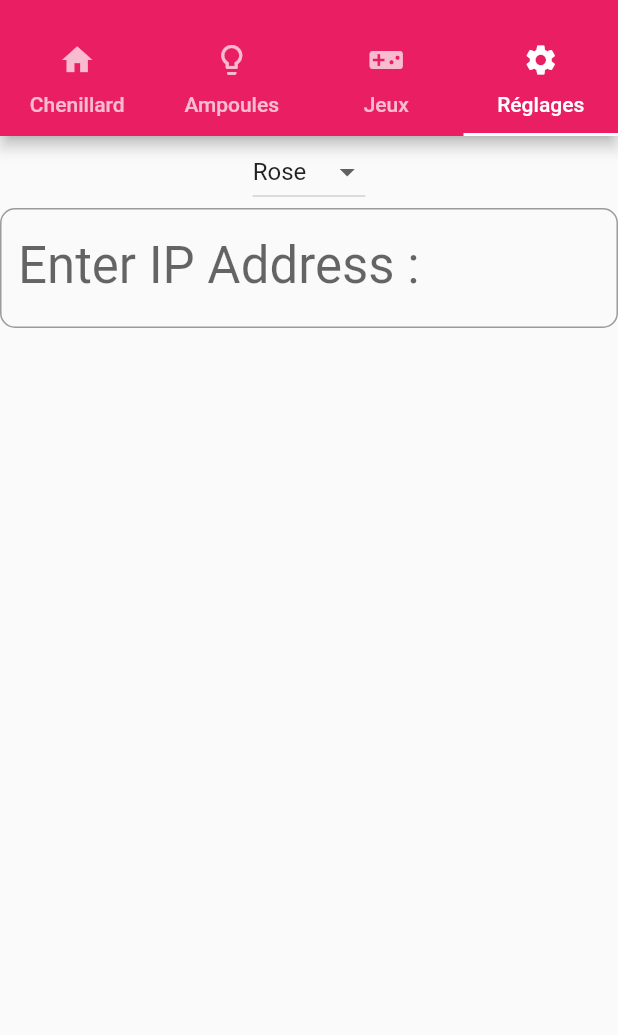
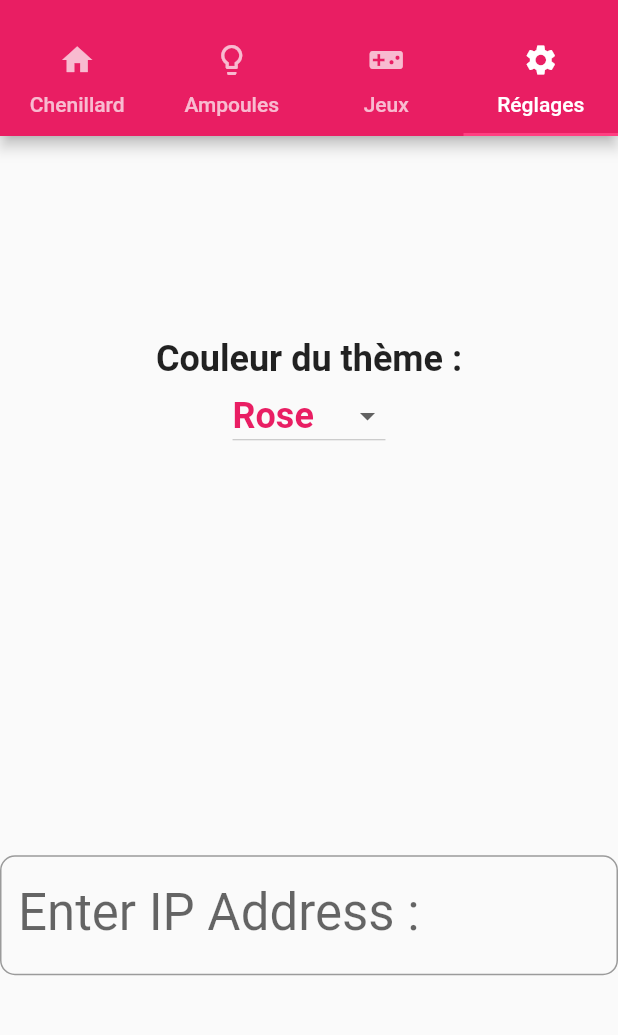
Before and after one commit to benoit-bernier/knxProject, a Flutter app: the screen it shows after launch, tab 4 chosen, on a phone screen of 412 x 824 dp, the part 59-1094 px from its top. Run offline on Flutter 3.47's test engine with Material 2 defaults, Android fonts, the phone set to English and light mode, and no system bars; missing offline and left inert: socket_io.

Commit message:
selection couleur

```diff
--- a/flutter_app/lib/main.dart
+++ b/flutter_app/lib/main.dart
@@ -10,6 +10,7 @@ void main() {
       title: 'KNX App',
       theme: new ThemeData(
         primarySwatch: mColor,
+        accentColor: mColorAccent,
       ),
       //color: mColor,
       home: MyApp()));
@@ -158,9 +159,8 @@ class _MyAppState extends State<MyApp> {
                 },
                 child: Padding(
                     padding: EdgeInsets.all(15),
-                  child: Row(
-                    mainAxisSize: MainAxisSize.min,
-                      children: <Widget>[
+                    child:
+                        Row(mainAxisSize: MainAxisSize.min, children: <Widget>[
                       Icon(
                         Icons.casino,
                         color: Colors.white,
@@ -171,8 +171,8 @@ class _MyAppState extends State<MyApp> {
                       Text(
                         "Mastermind",
                         style: TextStyle(color: Colors.white, fontSize: 24),
-                  ),])
                       ),
+                    ])),
                 padding: EdgeInsets.only(left: 10.0, right: 10.0),
                 shape: const StadiumBorder(),
               ),
@@ -216,26 +216,79 @@ class _MyAppState extends State<MyApp> {
           );
         })),
         Center(
-          child: Column(children: <Widget>[
+            child: Column(
+          mainAxisAlignment: MainAxisAlignment.spaceAround,
+          children: <Widget>[
+            Column(children: <Widget>[
+              Text("Couleur du thème :",
+                  style: TextStyle(fontWeight: FontWeight.bold, fontSize: 24)),
               DropdownButton<Color>(
                 value: mColor,
-              onChanged: ((Color newValue){
+                onChanged: ((Color newValue) {
                   setState(() {
-                  mColor=newValue;
+                    mColor = newValue;
                   });
                 }),
                 items: [
-                DropdownMenuItem<Color>(value: Colors.blue,child: Text("Bleu"),),
-                DropdownMenuItem<Color>(value: Colors.pink,child: Text("Rose"),),
-                DropdownMenuItem<Color>(value: Colors.green,child: Text("Vert"),),
-                DropdownMenuItem<Color>(value: Colors.purple,child: Text("Violet"),),
-                DropdownMenuItem<Color>(value: Colors.deepOrange,child: Text("Orange"),),
-                DropdownMenuItem<Color>(value: Colors.yellow,child: Text("Ricard"),)
+                  DropdownMenuItem<Color>(
+                      value: Colors.blue,
+                      child: Text("Bleu",
+                          style: TextStyle(
+                            fontSize: 24,
+                            color: Colors.blue,
+                            fontWeight: FontWeight.bold,
+                          ))),
+                  DropdownMenuItem<Color>(
+                    value: Colors.pink,
+                    child: Text("Rose",
+                        style: TextStyle(
+                          fontSize: 24,
+                          color: Colors.pink,
+                          fontWeight: FontWeight.bold,
+                        )),
+                  ),
+                  DropdownMenuItem<Color>(
+                    value: Colors.green,
+                    child: Text("Vert",
+                        style: TextStyle(
+                          fontSize: 24,
+                          color: Colors.green,
+                          fontWeight: FontWeight.bold,
+                        )),
+                  ),
+                  DropdownMenuItem<Color>(
+                    value: Colors.purple,
+                    child: Text("Violet",
+                        style: TextStyle(
+                          fontSize: 24,
+                          color: Colors.purple,
+                          fontWeight: FontWeight.bold,
+                        )),
+                  ),
+                  DropdownMenuItem<Color>(
+                    value: Colors.deepOrange,
+                    child: Text("Orange",
+                        style: TextStyle(
+                          fontSize: 24,
+                          color: Colors.deepOrange,
+                          fontWeight: FontWeight.bold,
+                        )),
+                  ),
+                  DropdownMenuItem<Color>(
+                    value: Colors.yellow,
+                    child: Text("Ricard",
+                        style: TextStyle(
+                          fontSize: 24,
+                          color: Colors.yellow,
+                          fontWeight: FontWeight.bold,
+                        )),
+                  )
                 ],
               ),
+            ]),
             _IPInput(),
-          ],)
-        ),
+          ],
+        )),
       ];
 
       final _kTabs = <Tab>[
@@ -529,6 +582,7 @@ class _Mastermind extends MaterialPageRoute<String> {
           return Scaffold(
               appBar: AppBar(
                 title: Text("Mastermind"),
+                backgroundColor: mColor,
                 elevation: 1.0,
                 actions: <Widget>[
                   IconButton(
@@ -551,6 +605,7 @@ class _Simon extends MaterialPageRoute<String> {
       : super(builder: (BuildContext context) {
           return Scaffold(
               appBar: AppBar(
+                backgroundColor: mColor,
                 title: Text("Simon"),
                 actions: <Widget>[
                   IconButton(
```
Lines whose indentation alone changed are shown as unchanged.
